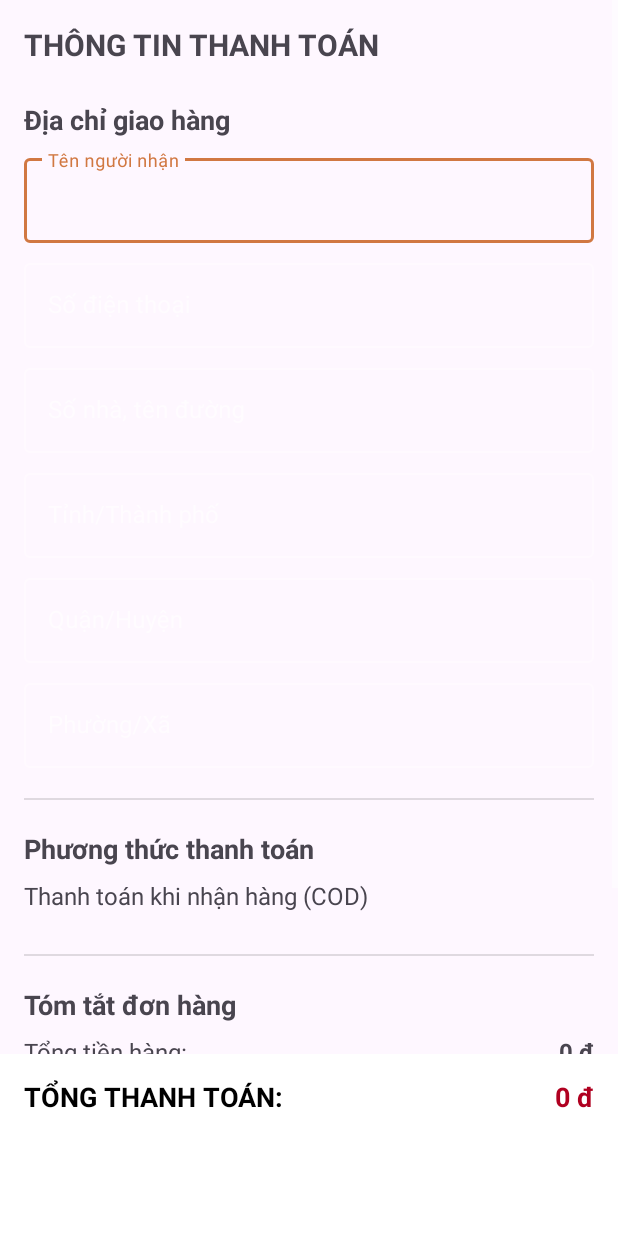
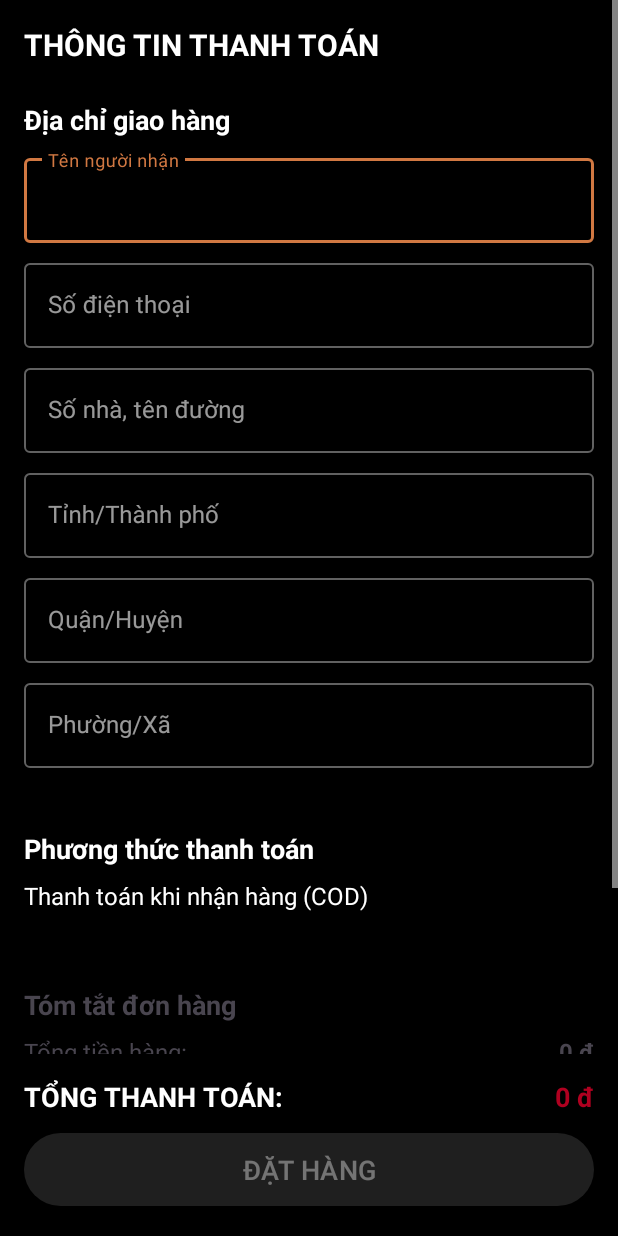
Before and after one commit to dinh7112004/FireStoree, an Android app: the CheckoutActivity screen opened directly, with no data from a screen before it, on a phone screen of 412 x 824 dp. Run offline under Robolectric (Android 15) with nearby library versions, the phone set to English and light mode, and no system bars; network calls fail; 2 statements that could not run were skipped.

Commit message:
chinhSua,GiaoDien

```diff
--- a/app/src/main/res/layout/activity_checkout.xml
+++ b/app/src/main/res/layout/activity_checkout.xml
@@ -4,7 +4,8 @@
     xmlns:tools="http://schemas.android.com/tools"
     android:layout_width="match_parent"
     android:layout_height="match_parent"
-    tools:context=".CheckoutActivity">
+    tools:context=".CheckoutActivity"
+    android:background="@android:color/black">
 
     <ScrollView
         android:id="@+id/scrollView"
@@ -25,6 +26,7 @@
                 android:text="THÔNG TIN THANH TOÁN"
                 android:textSize="20sp"
                 android:textStyle="bold"
+                android:textColor="#ffff"
                 android:layout_marginBottom="16dp"/>
 
             <TextView
@@ -33,6 +35,7 @@
                 android:text="Địa chỉ giao hàng"
                 android:textSize="18sp"
                 android:textStyle="bold"
+                android:textColor="#ffff"
                 android:layout_marginTop="8dp"/>
 
             <com.google.android.material.textfield.TextInputLayout
@@ -46,7 +49,9 @@
                     android:layout_height="wrap_content"
                     android:hint="Tên người nhận"
                     android:inputType="textPersonName"
-                    android:importantForAutofill="no" />
+                    android:importantForAutofill="no"
+                    android:textColor="@android:color/white"
+                    android:hintTextColor="@android:color/darker_gray"/>
             </com.google.android.material.textfield.TextInputLayout>
 
             <com.google.android.material.textfield.TextInputLayout
@@ -60,7 +65,9 @@
                     android:layout_height="wrap_content"
                     android:hint="Số điện thoại"
                     android:inputType="phone"
-                    android:importantForAutofill="no" />
+                    android:importantForAutofill="no"
+                    android:textColor="@android:color/white"
+                    android:hintTextColor="@android:color/darker_gray"/>
             </com.google.android.material.textfield.TextInputLayout>
 
             <com.google.android.material.textfield.TextInputLayout
@@ -74,7 +81,9 @@
                     android:layout_height="wrap_content"
                     android:hint="Số nhà, tên đường"
                     android:inputType="textPostalAddress"
-                    android:importantForAutofill="no" />
+                    android:importantForAutofill="no"
+                    android:textColor="@android:color/white"
+                    android:hintTextColor="@android:color/darker_gray"/>
             </com.google.android.material.textfield.TextInputLayout>
 
             <com.google.android.material.textfield.TextInputLayout
@@ -88,7 +97,9 @@
                     android:layout_height="wrap_content"
                     android:hint="Tỉnh/Thành phố"
                     android:inputType="text"
-                    android:importantForAutofill="no" />
+                    android:importantForAutofill="no"
+                    android:textColor="@android:color/white"
+                    android:hintTextColor="@android:color/darker_gray"/>
             </com.google.android.material.textfield.TextInputLayout>
 
             <com.google.android.material.textfield.TextInputLayout
@@ -102,7 +113,9 @@
                     android:layout_height="wrap_content"
                     android:hint="Quận/Huyện"
                     android:inputType="text"
-                    android:importantForAutofill="no" />
+                    android:importantForAutofill="no"
+                    android:textColor="@android:color/white"
+                    android:hintTextColor="@android:color/darker_gray"/>
             </com.google.android.material.textfield.TextInputLayout>
 
             <com.google.android.material.textfield.TextInputLayout
@@ -116,7 +129,9 @@
                     android:layout_height="wrap_content"
                     android:hint="Phường/Xã"
                     android:inputType="text"
-                    android:importantForAutofill="no" />
+                    android:importantForAutofill="no"
+                    android:textColor="@android:color/white"
+                    android:hintTextColor="@android:color/darker_gray"/>
             </com.google.android.material.textfield.TextInputLayout>
 
 
@@ -132,7 +147,8 @@
                 android:layout_height="wrap_content"
                 android:text="Phương thức thanh toán"
                 android:textSize="18sp"
-                android:textStyle="bold"/>
+                android:textStyle="bold"
+                android:textColor="#ffff"/>
 
             <TextView
                 android:layout_width="wrap_content"
@@ -140,7 +156,8 @@
                 android:text="Thanh toán khi nhận hàng (COD)"
                 android:textSize="16sp"
                 android:paddingTop="8dp"
-                android:paddingBottom="8dp"/>
+                android:paddingBottom="8dp"
+                android:textColor="#ffff"/>
 
             <View
                 android:layout_width="match_parent"
@@ -207,7 +224,8 @@
         android:layout_height="wrap_content"
         android:orientation="vertical"
         android:padding="16dp"
-        android:background="@android:color/white"
+        android:background="@android:color/black"
+
         app:layout_constraintBottom_toBottomOf="parent">
 
         <LinearLayout
@@ -222,7 +240,7 @@
                 android:text="TỔNG THANH TOÁN:"
                 android:textSize="18sp"
                 android:textStyle="bold"
-                android:textColor="@android:color/black"/>
+                android:textColor="@android:color/white"/>
             <TextView
                 android:id="@+id/tvTotalAmount"
                 android:layout_width="wrap_content"
--- a/app/src/main/res/layout/activity_request_otp.xml
+++ b/app/src/main/res/layout/activity_request_otp.xml
@@ -37,7 +37,9 @@
             android:id="@+id/edtEmailRequestOtp"
             android:layout_width="match_parent"
             android:layout_height="wrap_content"
-            android:inputType="textEmailAddress"/>
+            android:inputType="textEmailAddress"
+            android:textColor="@android:color/white"
+            android:hintTextColor="@android:color/darker_gray"/>
 
     </com.google.android.material.textfield.TextInputLayout>
     <Button
--- a/app/src/main/res/layout/activity_reset_password.xml
+++ b/app/src/main/res/layout/activity_reset_password.xml
@@ -44,7 +44,7 @@
         android:inputType="textPassword"
         android:padding="16dp"
         android:background="@drawable/edittext_border"
-        android:layout_marginBottom="32dp"/>
+        android:layout_marginBottom="32dp" />
 
     <Button
         android:id="@+id/btnFinalReset"
```
Also changed, not shown: app/src/main/res/layout/activity_cart.xml (deleted, +0 -10 lines), app/src/main/res/layout/activity_otp.xml (+11 -0 lines).
